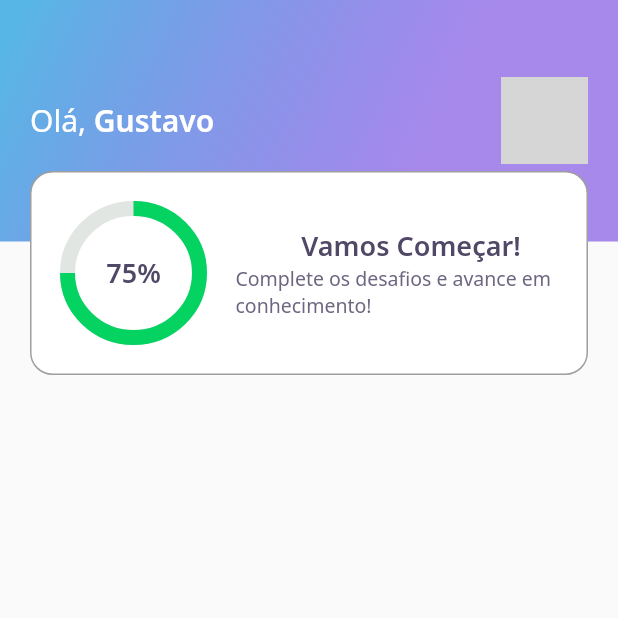
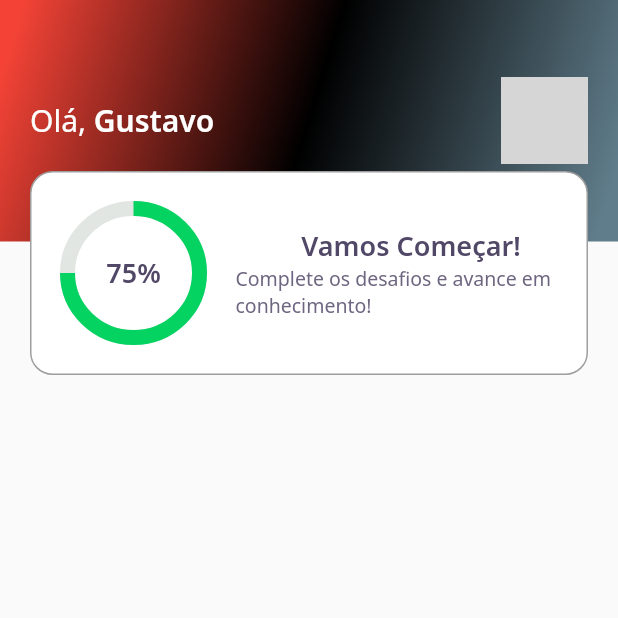
Before and after one commit to GustavoNeri02/quiz_desafios_flutter_nlw, a Flutter app: the screen it shows after launch, on a phone screen of 412 x 824 dp, the top half of it. Run offline on Flutter 3.47's test engine with Material 2 defaults, Android fonts, the phone set to English and light mode, and no system bars; our stand-ins replace google_fonts; network calls fail; grey boxes are pictures that could not be loaded.

Commit message:
adicionando nova cor em degrade

```diff
--- a/lib/corenwl/app_gradients.dart
+++ b/lib/corenwl/app_gradients.dart
@@ -11,4 +11,9 @@ class AppGradients {
     0.0,
     0.695
   ], transform: GradientRotation(2.13959913 * pi));
+
+  static final linearRedBlackBluegray = LinearGradient(
+      colors: [Colors.red, Colors.black, Colors.blueGrey],
+      stops: [0, 0.5, 1],
+      transform: GradientRotation(0.3));
 }
--- a/lib/splash/splash_page.dart
+++ b/lib/splash/splash_page.dart
@@ -8,7 +8,7 @@ class SplashPage extends StatelessWidget {
     return Scaffold(
       body: Container(
         decoration: BoxDecoration(
-          gradient: AppGradients.linear,
+          gradient: AppGradients.linearRedBlackBluegray,
         ),
         child: Center(
           child: Image.asset(
--- a/lib/widgets/appbar/app_bar_widget.dart
+++ b/lib/widgets/appbar/app_bar_widget.dart
@@ -14,7 +14,7 @@ class AppBarWidget extends PreferredSize {
                 Container(
                   height: 161,
                   decoration: BoxDecoration(
-                    gradient: AppGradients.linear,
+                    gradient: AppGradients.linearRedBlackBluegray,
                   ),
                   child: Padding(
                     padding: const EdgeInsets.symmetric(horizontal: 20),
```
